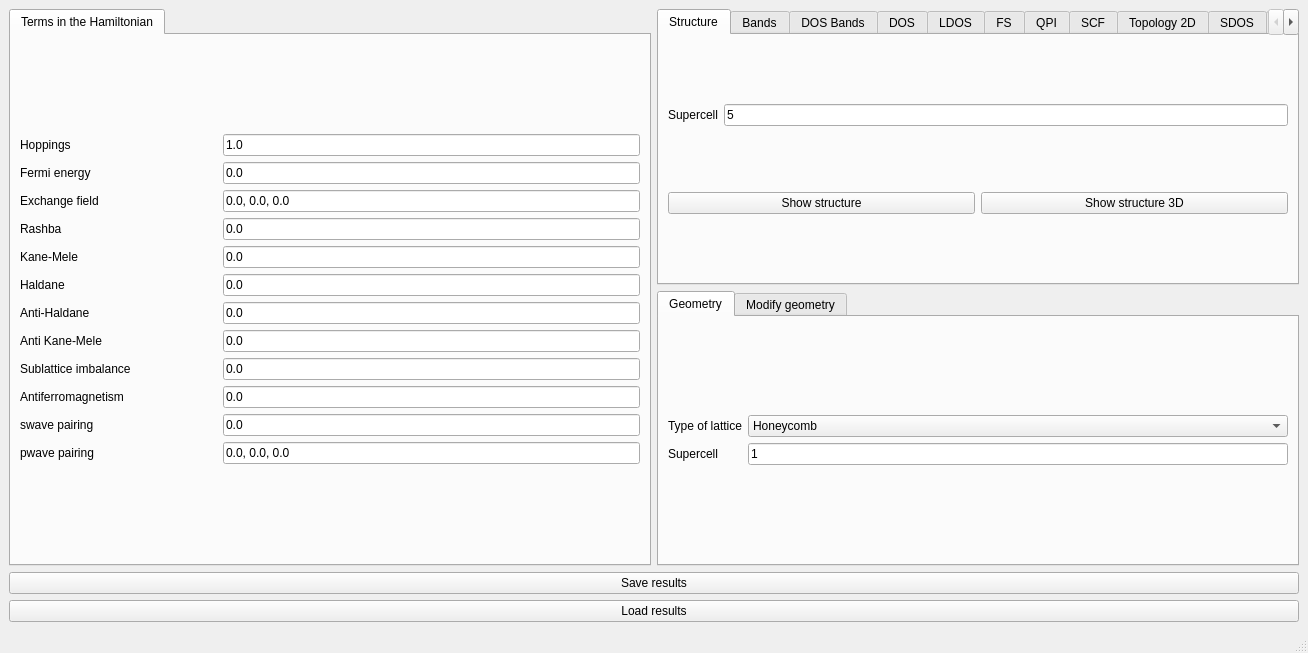
joselado/quantum-lattice, file interface-pyqt/2d/interface.ui: the form before one commit.
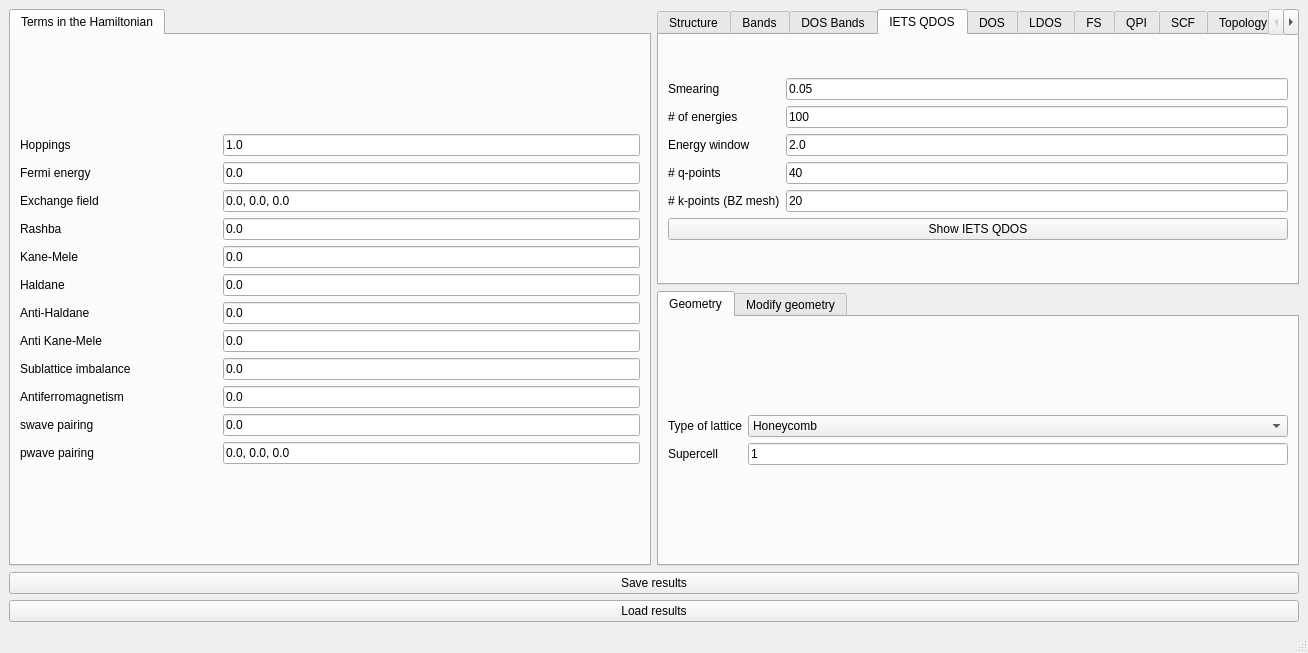
The form after the commit. The open tabs and pages were chosen to show the change. Custom widgets are drawn as their Qt base class.

The edit to the form file:
```diff
--- a/interface-pyqt/2d/interface.ui
+++ b/interface-pyqt/2d/interface.ui
@@ -672,6 +672,94 @@
         </item>
        </layout>
       </widget>
+      <widget class="QWidget" name="tab_iets_qdos">
+       <attribute name="title">
+        <string>IETS QDOS</string>
+       </attribute>
+       <layout class="QGridLayout" name="gridLayout_iets_qdos_outer">
+        <item row="0" column="0">
+         <layout class="QGridLayout" name="gridLayout_iets_qdos">
+          <item row="0" column="0">
+           <widget class="BodyLabel" name="label_iets_1">
+            <property name="text">
+             <string>Smearing</string>
+            </property>
+           </widget>
+          </item>
+          <item row="0" column="1">
+           <widget class="LineEdit" name="delta_iets">
+            <property name="text">
+             <string>0.05</string>
+            </property>
+           </widget>
+          </item>
+          <item row="1" column="0">
+           <widget class="BodyLabel" name="label_iets_2">
+            <property name="text">
+             <string># of energies</string>
+            </property>
+           </widget>
+          </item>
+          <item row="1" column="1">
+           <widget class="LineEdit" name="ne_iets">
+            <property name="text">
+             <string>100</string>
+            </property>
+           </widget>
+          </item>
+          <item row="2" column="0">
+           <widget class="BodyLabel" name="label_iets_3">
+            <property name="text">
+             <string>Energy window</string>
+            </property>
+           </widget>
+          </item>
+          <item row="2" column="1">
+           <widget class="LineEdit" name="window_iets">
+            <property name="text">
+             <string>2.0</string>
+            </property>
+           </widget>
+          </item>
+          <item row="3" column="0">
+           <widget class="BodyLabel" name="label_iets_4">
+            <property name="text">
+             <string># q-points</string>
+            </property>
+           </widget>
+          </item>
+          <item row="3" column="1">
+           <widget class="LineEdit" name="nq_iets">
+            <property name="text">
+             <string>40</string>
+            </property>
+           </widget>
+          </item>
+          <item row="4" column="0">
+           <widget class="BodyLabel" name="label_iets_5">
+            <property name="text">
+             <string># k-points (BZ mesh)</string>
+            </property>
+           </widget>
+          </item>
+          <item row="4" column="1">
+           <widget class="LineEdit" name="nk_iets">
+            <property name="text">
+             <string>20</string>
+            </property>
+           </widget>
+          </item>
+          <item row="5" column="0" colspan="2">
+           <widget class="PushButton" name="show_iets_qdos">
+            <property name="text">
+             <string>Show IETS QDOS</string>
+            </property>
+           </widget>
+          </item>
+         </layout>
+        </item>
+       </layout>
+      </widget>
       <widget class="QWidget" name="tab_6">
        <attribute name="title">
         <string>DOS</string>
```
